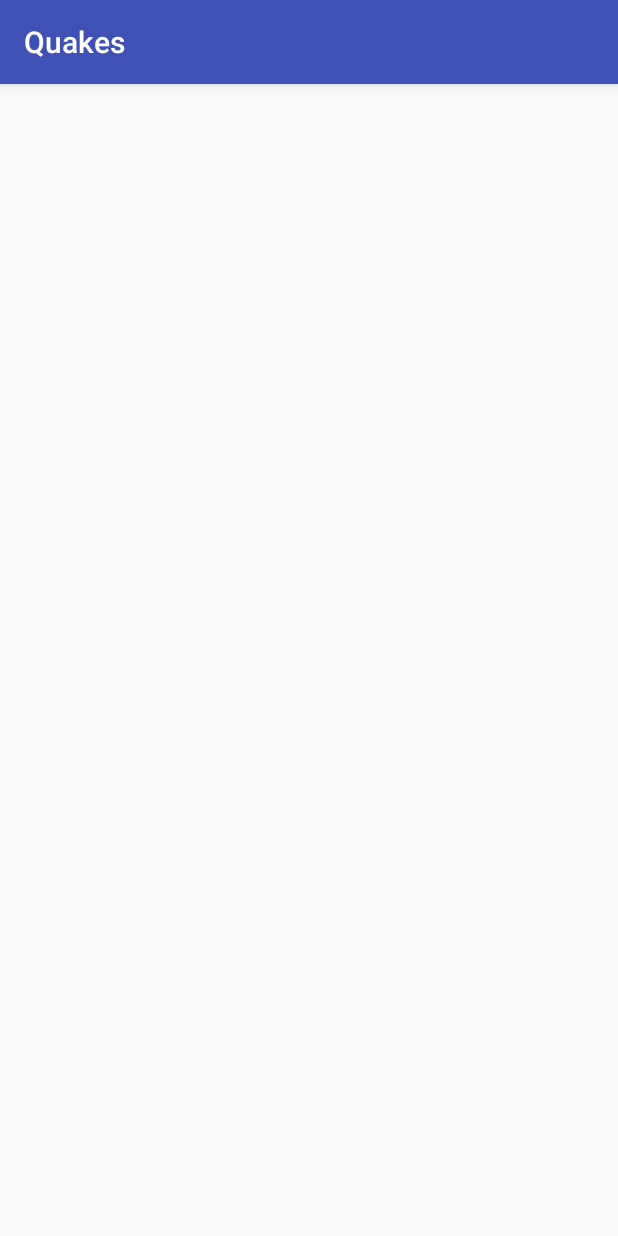
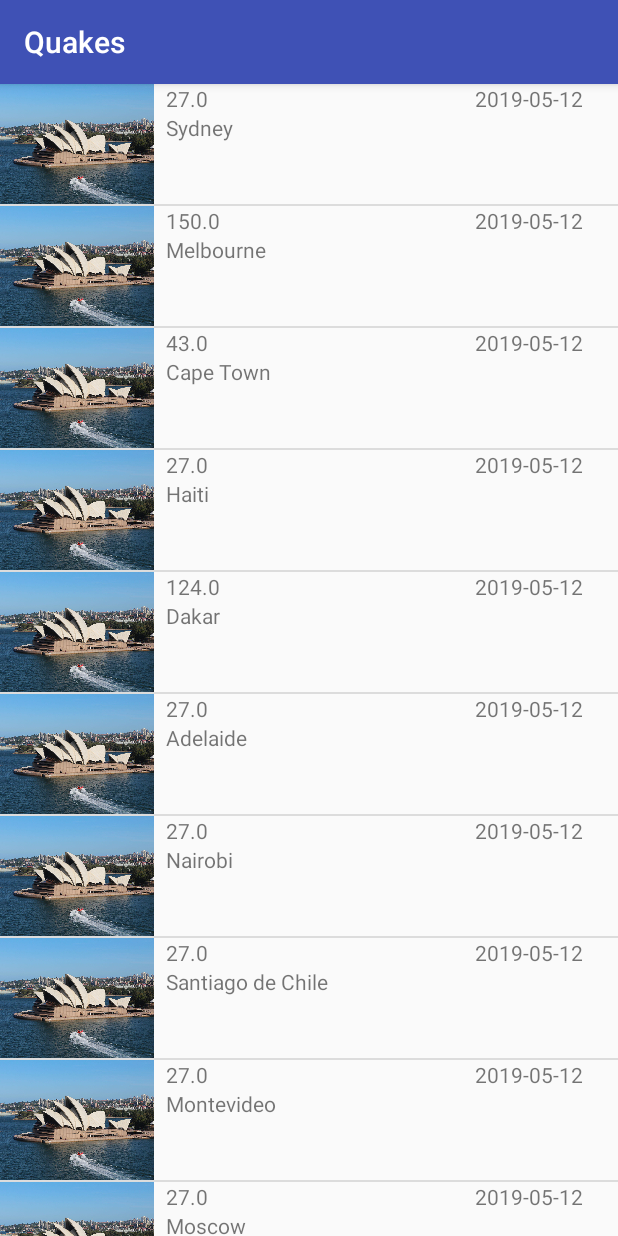
Before and after one commit to remcv/Quakes-Android, an Android app: the screen it shows after launch (MainActivity), on a phone screen of 412 x 824 dp. Run offline under Robolectric (Android 15) with nearby library versions, the phone set to English and light mode, and no system bars.

Commit message:
added recyclerView with dummy data

```diff
--- /dev/null
+++ b/app/src/main/java/com/example/quakes/EarthquakeAdapter.java
@@ -0,0 +1,87 @@
+package com.example.quakes;
+
+import android.content.Context;
+import android.view.LayoutInflater;
+import android.view.View;
+import android.view.ViewGroup;
+import android.widget.ImageView;
+import android.widget.TextView;
+
+import androidx.annotation.NonNull;
+import androidx.recyclerview.widget.RecyclerView;
+
+import java.util.List;
+
+public class EarthquakeAdapter extends RecyclerView.Adapter<EarthquakeAdapter.EarthquakeViewHolder>
+{
+    // ViewHolder class
+    public static class EarthquakeViewHolder extends RecyclerView.ViewHolder
+    {
+        // fields
+        public ImageView magnitude;
+        public TextView city;
+        public TextView distance;
+        public TextView date;
+
+        // constructor
+        public EarthquakeViewHolder(@NonNull View itemView)
+        {
+            super(itemView);
+            city = itemView.findViewById(R.id.city_textView);
+            magnitude = itemView.findViewById(R.id.magnitude_ImageView);
+            distance = itemView.findViewById(R.id.distance_TextView);
+            date = itemView.findViewById(R.id.date_TextView);
+        }
+    }
+
+    // member variables
+    private List<EarthquakeObservation> mQuakes;
+
+    // constructor for adapter
+    public EarthquakeAdapter(List<EarthquakeObservation> quakes)
+    {
+        mQuakes = quakes;
+    }
+
+    // methods
+    @Override
+    public int getItemCount()
+    {
+        return mQuakes.size();
+    }
+
+    @NonNull
+    @Override
+    public EarthquakeViewHolder onCreateViewHolder(@NonNull ViewGroup parent, int viewType)
+    {
+        Context context = parent.getContext();
+        LayoutInflater inflater = LayoutInflater.from(context);
+
+        // inflate the custom layout
+        View quakeView = inflater.inflate(R.layout.list_item_layout, parent, false);
+
+        // return a new holder instance
+        EarthquakeViewHolder vh = new EarthquakeViewHolder(quakeView);
+        return vh;
+    }
+
+    @Override
+    public void onBindViewHolder(@NonNull EarthquakeViewHolder holder, int position)
+    {
+        // get the data model based on position
+        EarthquakeObservation obs = mQuakes.get(position);
+
+        // set item views based on your views and data model
+        ImageView magnitude = holder.magnitude;
+        magnitude.setImageResource(obs.getResMagnitude());
+
+        TextView city = holder.city;
+        city.setText(obs.getCity());
+
+        TextView distance = holder.distance;
+        distance.setText(String.valueOf(obs.getDistance()));
+
+        TextView date = holder.date;
+        date.setText(obs.getDate().toString());
+    }
+}
--- a/app/src/main/java/com/example/quakes/EarthquakeObservation.java
+++ b/app/src/main/java/com/example/quakes/EarthquakeObservation.java
@@ -1,6 +1,8 @@
 package com.example.quakes;
 
 import androidx.annotation.NonNull;
+
+import java.time.LocalDate;
 
 public class EarthquakeObservation
 {
@@ -9,13 +11,15 @@ public class EarthquakeObservation
     private double distance;
     private double magnitude;
     private int resMagnitude;
+    private LocalDate date;
 
     // constructor
-    public EarthquakeObservation(String city, double distance, double magnitude, int resMagnitude)
+    public EarthquakeObservation(String city, double distance, double magnitude, LocalDate date, int resMagnitude)
     {
         this.city = city;
         this.distance = distance;
         this.magnitude = magnitude;
+        this.date = date;
         this.resMagnitude = resMagnitude;
     }
 
@@ -45,6 +49,11 @@ public class EarthquakeObservation
         return resMagnitude;
     }
 
+    public LocalDate getDate()
+    {
+        return date;
+    }
+
     // override toString()
     @NonNull
     @Override
--- a/app/src/main/java/com/example/quakes/MainActivity.java
+++ b/app/src/main/java/com/example/quakes/MainActivity.java
@@ -1,8 +1,15 @@
 package com.example.quakes;
 
 import androidx.appcompat.app.AppCompatActivity;
+import androidx.recyclerview.widget.DividerItemDecoration;
+import androidx.recyclerview.widget.LinearLayoutManager;
+import androidx.recyclerview.widget.RecyclerView;
 
 import android.os.Bundle;
+
+import java.time.LocalDate;
+import java.util.ArrayList;
+import java.util.List;
 
 public class MainActivity extends AppCompatActivity
 {
@@ -12,5 +19,32 @@ public class MainActivity extends AppCompatActivity
     {
         super.onCreate(savedInstanceState);
         setContentView(R.layout.activity_main);
+
+        // dummy data
+        List<EarthquakeObservation> earthquakes = new ArrayList<>();
+        earthquakes.add(new EarthquakeObservation("Sydney", 27, 4.5, LocalDate.of(2019, 5, 12), R.drawable.sydney));
+        earthquakes.add(new EarthquakeObservation("Melbourne", 150, 5.5, LocalDate.of(2019, 5, 12), R.drawable.sydney));
+        earthquakes.add(new EarthquakeObservation("Cape Town", 43, 6, LocalDate.of(2019, 5, 12), R.drawable.sydney));
+        earthquakes.add(new EarthquakeObservation("Haiti", 27, 4.5, LocalDate.of(2019, 5, 12), R.drawable.sydney));
+        earthquakes.add(new EarthquakeObservation("Dakar", 124, 4.5,LocalDate.of(2019, 5, 12), R.drawable.sydney));
+        earthquakes.add(new EarthquakeObservation("Adelaide", 27, 4.5, LocalDate.of(2019, 5, 12), R.drawable.sydney));
+        earthquakes.add(new EarthquakeObservation("Nairobi", 27, 4.5,LocalDate.of(2019, 5, 12), R.drawable.sydney));
+        earthquakes.add(new EarthquakeObservation("Santiago de Chile", 27, 4.5,LocalDate.of(2019, 5, 12),  R.drawable.sydney));
+        earthquakes.add(new EarthquakeObservation("Montevideo", 27, 4.5, LocalDate.of(2019, 5, 12), R.drawable.sydney));
+        earthquakes.add(new EarthquakeObservation("Moscow", 27, 4.5, LocalDate.of(2019, 5, 12), R.drawable.sydney));
+        earthquakes.add(new EarthquakeObservation("Moscow", 27, 4.5, LocalDate.of(2019, 5, 12), R.drawable.sydney));
+        earthquakes.add(new EarthquakeObservation("Moscow", 27, 4.5, LocalDate.of(2019, 5, 12), R.drawable.sydney));
+        earthquakes.add(new EarthquakeObservation("Moscow", 27, 4.5, LocalDate.of(2019, 5, 12), R.drawable.sydney));
+        earthquakes.add(new EarthquakeObservation("Moscow", 27, 4.5, LocalDate.of(2019, 5, 12), R.drawable.sydney));
+
+        // RecyclerView
+        RecyclerView rv = findViewById(R.id.recyclerView);
+        rv.setLayoutManager(new LinearLayoutManager(this));
+
+        EarthquakeAdapter adapter = new EarthquakeAdapter(earthquakes);
+        rv.setAdapter(adapter);
+
+        RecyclerView.ItemDecoration itemDecoration = new DividerItemDecoration(this, DividerItemDecoration.VERTICAL);
+        rv.addItemDecoration(itemDecoration);
     }
 }
--- a/app/src/main/res/layout/activity_main.xml
+++ b/app/src/main/res/layout/activity_main.xml
@@ -1,6 +1,7 @@
 <?xml version="1.0" encoding="utf-8"?>
 
-<androidx.constraintlayout.widget.ConstraintLayout xmlns:android="http://schemas.android.com/apk/res/android"
+<androidx.constraintlayout.widget.ConstraintLayout
+    xmlns:android="http://schemas.android.com/apk/res/android"
     xmlns:app="http://schemas.android.com/apk/res-auto"
     xmlns:tools="http://schemas.android.com/tools"
     android:layout_width="match_parent"
@@ -8,6 +9,7 @@
     tools:context=".MainActivity">
 
     <androidx.recyclerview.widget.RecyclerView
+        android:id="@+id/recyclerView"
         android:layout_width="match_parent"
         android:layout_height="match_parent"
         app:layout_constraintBottom_toBottomOf="parent"
--- /dev/null
+++ b/app/src/main/res/layout/list_item_layout.xml
@@ -0,0 +1,45 @@
+<?xml version="1.0" encoding="utf-8"?>
+
+<LinearLayout xmlns:android="http://schemas.android.com/apk/res/android"
+    xmlns:tools="http://schemas.android.com/tools"
+    android:layout_width="match_parent"
+    android:layout_height="80dp">
+
+    <ImageView
+        android:id="@+id/magnitude_ImageView"
+        tools:src="@tools:sample/avatars"
+        android:scaleType="centerCrop"
+        android:layout_width="0dp"
+        android:layout_height="wrap_content"
+        android:layout_weight="1"/>
+
+    <LinearLayout
+        android:layout_width="0dp"
+        android:layout_weight="2"
+        android:layout_height="match_parent"
+        android:paddingLeft="8dp"
+        android:orientation="vertical">
+
+        <TextView
+            android:id="@+id/distance_TextView"
+            android:layout_width="wrap_content"
+            android:layout_height="wrap_content"
+            android:text="13 km from"/>
+
+        <TextView
+            android:id="@+id/city_textView"
+            android:layout_width="wrap_content"
+            android:layout_height="wrap_content"
+            android:text="Adelaide"/>
+
+    </LinearLayout>
+
+    <TextView
+        android:id="@+id/date_TextView"
+        android:layout_width="0dp"
+        android:layout_weight="1"
+        android:layout_height="wrap_content"
+        android:text="22 DEC 2019"
+        android:paddingLeft="8dp"/>
+
+</LinearLayout>
```
Also changed, not shown: app/src/main/res/drawable/sydney.jpg (added).
